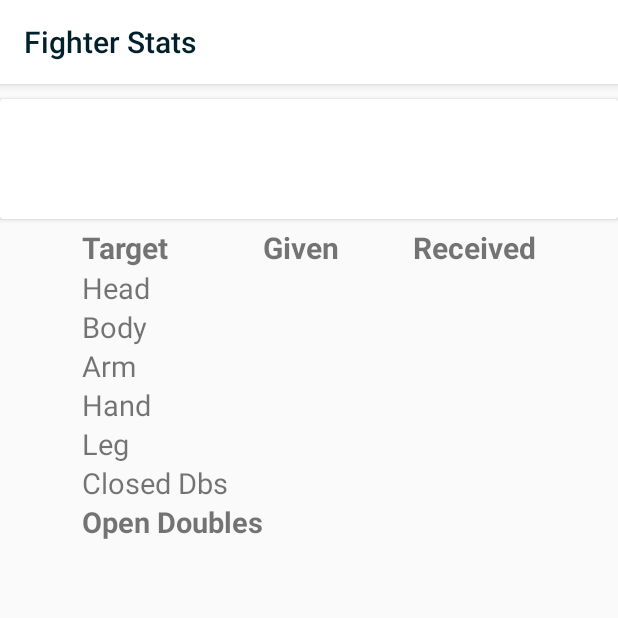
After one commit to TonyPacheco/NoDoubles, an Android app: the ViewFighterStats screen opened directly, with no data from a screen before it, on a phone screen of 412 x 824 dp, the top half of it. The commit adds this screen. Run offline under Robolectric (Android 15) with nearby library versions, the phone set to English and light mode, and no system bars; our stand-ins replace Firebase (no records; nobody signed in at launch, a user with empty details on screens opened directly), Picasso.

Commit message:
Added tracking fighter stats

```diff
--- a/app/src/main/AndroidManifest.xml
+++ b/app/src/main/AndroidManifest.xml
@@ -15,7 +15,9 @@
         android:roundIcon="@mipmap/ic_launcher_round"
         android:supportsRtl="true"
         android:theme="@style/AppTheme">
-        <activity android:name=".WeightedFightJudgeActivity"
+        <activity android:name=".ViewFighterStats"></activity>
+        <activity
+            android:name=".WeightedFightJudgeActivity"
             android:screenOrientation="landscape" />
         <activity android:name=".OrganizeTournament" />
         <activity android:name=".ViewRosterActivity" />
--- a/app/src/main/java/com/nodoubles/app/EditFighterActivity.kt
+++ b/app/src/main/java/com/nodoubles/app/EditFighterActivity.kt
@@ -3,6 +3,7 @@ package com.nodoubles.app
 import android.content.Intent
 import android.support.v7.app.AppCompatActivity
 import android.os.Bundle
+import android.text.Html
 import android.view.Menu
 import android.view.MenuItem
 import android.widget.Toast
@@ -25,7 +26,7 @@ class EditFighterActivity : AppCompatActivity() {
         fighterId = intent.getIntExtra("fighter", -1)
         if(fighterId != -1)
             initFields()
-        supportActionBar?.title = if(editingExisting) getString(R.string.edit_fighter) else getString(R.string.add_fighter)
+        supportActionBar?.title = if(editingExisting) Html.fromHtml("<font color=\"#00202b\">" + getString(R.string.edit_fighter) + "</font>") else Html.fromHtml("<font color=\"#00202b\">" + getString(R.string.add_fighter) + "</font>")
     }
 
     private fun initFields() {
@@ -102,6 +103,7 @@ class EditFighterActivity : AppCompatActivity() {
         finish()
     }
 
+    /* Why do I have this? */
     private fun imageUrlParser(url: String): String? {
         var isImage = false
         try {
--- a/app/src/main/java/com/nodoubles/app/OrganizeTournament.kt
+++ b/app/src/main/java/com/nodoubles/app/OrganizeTournament.kt
@@ -113,7 +113,8 @@ class OrganizeTournament : AppCompatActivity() {
                     App.Globals.auth.currentUser!!.uid,
                     if(isImage) url else "",
                     Tourney.SCORE_TYPE_REGION_BASED_SCORE,
-                    scheme.id)
+                    scheme.id,
+                    input_track_hits.isChecked)
             App.Globals.db.reference.child("tournaments")
                     .child(tournament!!.id.toString())
                     .setValue(tournament)
@@ -133,6 +134,7 @@ class OrganizeTournament : AppCompatActivity() {
         input_arms.visibility = vis
         input_hands.visibility = vis
         input_legs.visibility = vis
+        input_track_hits.visibility = vis
     }
 
 }
--- /dev/null
+++ b/app/src/main/res/layout/activity_view_fighter_stats.xml
@@ -0,0 +1,164 @@
+<?xml version="1.0" encoding="utf-8"?>
+<LinearLayout xmlns:android="http://schemas.android.com/apk/res/android"
+    xmlns:app="http://schemas.android.com/apk/res-auto"
+    xmlns:tools="http://schemas.android.com/tools"
+    android:layout_width="match_parent"
+    android:layout_height="match_parent"
+    android:orientation="vertical"
+    tools:context=".ViewFighterStats">
+
+    <android.support.v7.widget.CardView
+        android:id="@+id/card"
+        android:layout_width="match_parent"
+        android:layout_height="wrap_content"
+        android:foregroundGravity="center"
+        xmlns:android="http://schemas.android.com/apk/res/android"
+        android:layout_marginBottom="5dp"
+        android:layout_marginTop="10dp">
+
+        <TextView
+            android:id="@+id/fighter_name"
+            android:layout_width="200dp"
+            android:layout_height="60dp"
+            android:layout_gravity="center"
+            android:layout_marginStart="10sp"
+            android:gravity="start|center_vertical"
+            android:textColor="@color/colorText"
+            android:textSize="20sp"
+            android:textStyle="bold" />
+
+        <ImageView
+            android:id="@+id/fighter_img"
+            android:layout_width="80dp"
+            android:layout_height="80dp"
+            android:layout_gravity="start"
+            android:adjustViewBounds="false" />
+
+        <TextView
+            android:id="@+id/fighter_stats"
+            android:layout_width="80dp"
+            android:layout_height="80dp"
+            android:layout_gravity="end"
+            android:fontFamily="monospace"
+            android:gravity="center"
+            android:textColor="@color/colorText"
+            android:textSize="15sp"
+            android:textStyle="bold" />
+
+    </android.support.v7.widget.CardView>
+
+    <TableLayout
+        android:layout_width="wrap_content"
+        android:layout_height="wrap_content"
+        android:layout_gravity="center">
+
+        <TableRow
+            android:layout_width="wrap_content"
+            android:layout_height="wrap_content">
+            <TextView
+                android:textStyle="bold"
+                android:textSize="20sp"
+                android:text="@string/target"
+                android:layout_width="100dp"/>
+            <TextView
+                android:textStyle="bold"
+                android:textSize="20sp"
+                android:text="@string/given"
+                android:layout_width="100dp"/>
+            <TextView
+                android:textStyle="bold"
+                android:textSize="20sp"
+                android:text="@string/received"/>
+        </TableRow>
+        <TableRow
+            android:layout_width="match_parent"
+            android:layout_height="wrap_content">
+            <TextView
+                android:textSize="19sp"
+                android:text="@string/head"/>
+            <TextView
+                android:id="@+id/head_g"
+                android:textSize="19sp"/>
+            <TextView
+                android:id="@+id/head_r"
+                android:textSize="19sp" />
+        </TableRow>
+        <TableRow
+            android:layout_width="match_parent"
+            android:layout_height="wrap_content">
+            <TextView
+                android:textSize="19sp"
+                android:text="@string/body"/>
+            <TextView
+                android:id="@+id/body_g"
+                android:textSize="19sp"/>
+            <TextView
+                android:id="@+id/body_r"
+                android:textSize="19sp" />
+        </TableRow>
+        <TableRow
+            android:layout_width="match_parent"
+            android:layout_height="wrap_content">
+            <TextView
+                android:textSize="19sp"
+                android:text="@string/arm"/>
+            <TextView
+                android:id="@+id/arms_g"
+                android:textSize="19sp"/>
+            <TextView
+                android:id="@+id/arms_r"
+                android:textSize="19sp" />
+        </TableRow>
+        <TableRow
+            android:layout_width="match_parent"
+            android:layout_height="wrap_content">
+            <TextView
+                android:textSize="19sp"
+                android:text="@string/hand"/>
+            <TextView
+                android:id="@+id/hand_g"
+                android:textSize="19sp"/>
+            <TextView
+                android:id="@+id/hand_r"
+                android:textSize="19sp" />
+        </TableRow>
+        <TableRow
+            android:layout_width="match_parent"
+            android:layout_height="wrap_content">
+            <TextView
+                android:textSize="19sp"
+                android:text="@string/leg"/>
+            <TextView
+                android:id="@+id/legs_g"
+                android:textSize="19sp"/>
+            <TextView
+                android:id="@+id/legs_r"
+                android:textSize="19sp" />
+        </TableRow>
+        <TableRow
+            android:layout_width="match_parent"
+            android:layout_height="wrap_content">
+            <TextView
+                android:textSize="19sp"
+                android:text="@string/closed_dbs"/>
+            <TextView
+                android:id="@+id/clos_g"
+                android:textSize="19sp" />
+            <TextView
+                android:id="@+id/clos_r"
+                android:textSize="19sp" />
+        </TableRow>
+        <TableRow
+            android:layout_width="match_parent"
+            android:layout_height="wrap_content">
+            <TextView
+                android:textSize="19sp"
+                android:textStyle="bold"
+                android:text="@string/open_doubles"/>
+            <TextView
+                android:id="@+id/open_d"
+                android:textSize="19sp" />
+        </TableRow>
+    </TableLayout>
+
+</LinearLayout>
--- a/app/src/main/res/values/strings.xml
+++ b/app/src/main/res/values/strings.xml
@@ -82,4 +82,14 @@
     <string name="default_scoring_system">Default Scoring System</string>
     <string name="target_weighted_scoring_system">Target Weighted Scoring System</string>
     <string name="target_point_values">Target Point Values</string>
+    <string name="track_fighters_hit_targets">Track fighters hit targets</string>
+    <string name="name_placeholder">NAME</string>
+    <string name="head_hits_received">Head Hits Received</string>
+    <string name="head_hits_given">Head Hits Given</string>
+    <string name="target">Target</string>
+    <string name="given">Given</string>
+    <string name="received">Received</string>
+    <string name="fighter_stats">Fighter Stats</string>
+    <string name="closed_dbs">Closed Dbs</string>
+    <string name="open_doubles">Open Doubles</string>
 </resources>
```
Also changed, not shown: app/src/main/java/com/nodoubles/app/Adapters/RosterAdapter.kt (+22 -3 lines), app/src/main/java/com/nodoubles/app/Models/Fighter.kt (+15 -1 lines), app/src/main/java/com/nodoubles/app/Models/Tourney.kt (+4 -3 lines), app/src/main/java/com/nodoubles/app/ViewFighterStats.kt (added, +81 -0 lines), app/src/main/java/com/nodoubles/app/WeightedFightJudgeActivity.kt (+26 -47 lines), app/src/main/res/layout/activity_organize_tournament.xml (+8 -0 lines).
